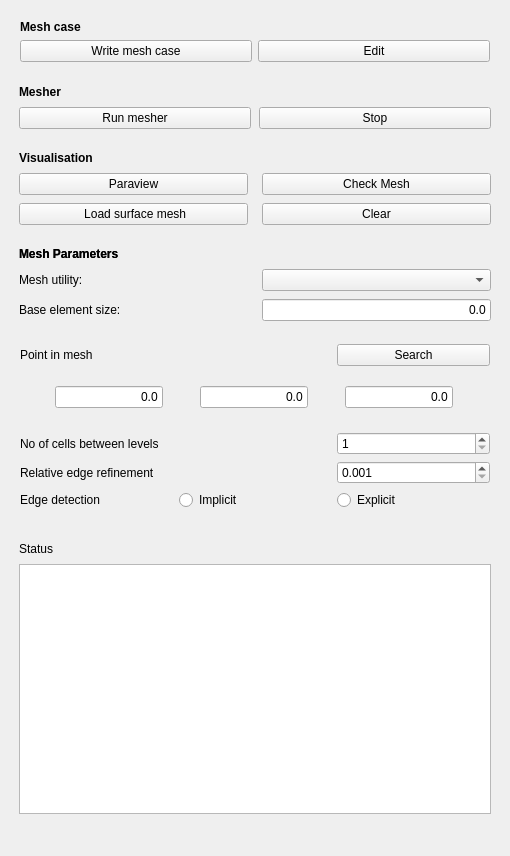
This is core/gui/TaskPanelCfdMesh.ui in jaheyns/CfdOF as Qt 5 draws it before an edit. The edited form follows.
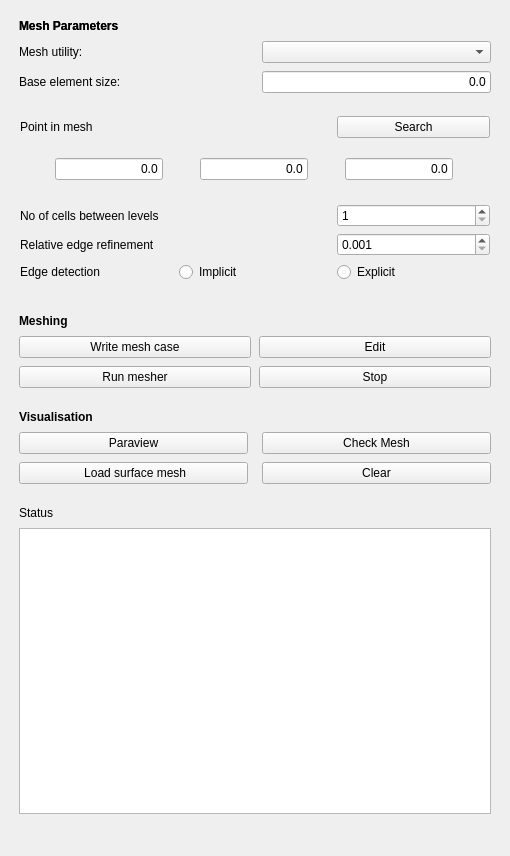
This is the edited form. Custom widgets are drawn as their Qt base class.

Commit message: Rearrange mesher and solver task panels to be a bit more logical

What changed in the file:
```diff
--- a/core/gui/TaskPanelCfdMesh.ui
+++ b/core/gui/TaskPanelCfdMesh.ui
@@ -14,154 +14,6 @@
             <string>CFD Mesh</string>
         </property>
         <layout class="QVBoxLayout" name="verticalLayout">
-            <item>
-                <widget class="QFrame" name="frame">
-                    <property name="frameShape">
-                        <enum>QFrame::NoFrame</enum>
-                    </property>
-                    <property name="frameShadow">
-                        <enum>QFrame::Raised</enum>
-                    </property>
-                    <layout class="QGridLayout" name="gridLayout_9">
-                        <item row="1" column="0">
-                            <widget class="QPushButton" name="pb_write_mesh">
-                                <property name="text">
-                                    <string>Write mesh case</string>
-                                </property>
-                            </widget>
-                        </item>
-                        <item row="1" column="1">
-                            <widget class="QPushButton" name="pb_edit_mesh">
-                                <property name="text">
-                                    <string>Edit</string>
-                                </property>
-                            </widget>
-                        </item>
-                        <item row="0" column="0">
-                            <widget class="QLabel" name="label_6">
-                                <property name="font">
-                                    <font>
-                                        <weight>75</weight>
-                                        <bold>true</bold>
-                                    </font>
-                                </property>
-                                <property name="text">
-                                    <string>Mesh case</string>
-                                </property>
-                            </widget>
-                        </item>
-                    </layout>
-                </widget>
-            </item>
-            <item>
-                <layout class="QGridLayout" name="gridLayout_3" rowstretch="0,0">
-                    <property name="leftMargin">
-                        <number>8</number>
-                    </property>
-                    <property name="topMargin">
-                        <number>8</number>
-                    </property>
-                    <property name="rightMargin">
-                        <number>8</number>
-                    </property>
-                    <property name="bottomMargin">
-                        <number>8</number>
-                    </property>
-                    <property name="spacing">
-                        <number>8</number>
-                    </property>
-                    <item row="1" column="0">
-                        <widget class="QPushButton" name="pb_run_mesh">
-                            <property name="text">
-                                <string>Run mesher</string>
-                            </property>
-                        </widget>
-                    </item>
-                    <item row="1" column="1">
-                        <widget class="QPushButton" name="pb_stop_mesh">
-                            <property name="text">
-                                <string>Stop</string>
-                            </property>
-                        </widget>
-                    </item>
-                    <item row="0" column="0" colspan="2">
-                        <widget class="QLabel" name="label_5">
-                            <property name="font">
-                                <font>
-                                    <weight>75</weight>
-                                    <bold>true</bold>
-                                </font>
-                            </property>
-                            <property name="text">
-                                <string>Mesher</string>
-                            </property>
-                        </widget>
-                    </item>
-                </layout>
-            </item>
-            <item>
-                <layout class="QGridLayout" name="gridLayout_7">
-                    <property name="leftMargin">
-                        <number>8</number>
-                    </property>
-                    <property name="topMargin">
-                        <number>8</number>
-                    </property>
-                    <property name="rightMargin">
-                        <number>8</number>
-                    </property>
-                    <property name="bottomMargin">
-                        <number>8</number>
-                    </property>
-                    <property name="horizontalSpacing">
-                        <number>14</number>
-                    </property>
-                    <property name="verticalSpacing">
-                        <number>8</number>
-                    </property>
-                    <item row="2" column="1">
-                        <widget class="QPushButton" name="pb_clear_mesh">
-                            <property name="text">
-                                <string>Clear</string>
-                            </property>
-                        </widget>
-                    </item>
-                    <item row="2" column="0">
-                        <widget class="QPushButton" name="pb_load_mesh">
-                            <property name="text">
-                                <string> Load surface mesh</string>
-                            </property>
-                        </widget>
-                    </item>
-                    <item row="0" column="0" colspan="2">
-                        <widget class="QLabel" name="label_3">
-                            <property name="font">
-                                <font>
-                                    <weight>75</weight>
-                                    <bold>true</bold>
-                                </font>
-                            </property>
-                            <property name="text">
-                                <string>Visualisation</string>
-                            </property>
-                        </widget>
-                    </item>
-                    <item row="1" column="0">
-                        <widget class="QPushButton" name="pb_paraview">
-                            <property name="text">
-                                <string>Paraview</string>
-                            </property>
-                        </widget>
-                    </item>
-                    <item row="1" column="1">
-                        <widget class="QPushButton" name="pb_check_mesh">
-                            <property name="text">
-                                <string>Check Mesh</string>
-                            </property>
-                        </widget>
-                    </item>
-                </layout>
-            </item>
             <item>
                 <layout class="QGridLayout" name="gridLayout">
                     <property name="leftMargin">
@@ -527,6 +379,129 @@
                     </layout>
                 </widget>
             </item>
+   <item>
+    <layout class="QGridLayout" name="gridLayout_3" rowstretch="0,0,0">
+     <property name="leftMargin">
+      <number>8</number>
+     </property>
+     <property name="topMargin">
+      <number>8</number>
+     </property>
+     <property name="rightMargin">
+      <number>8</number>
+     </property>
+     <property name="bottomMargin">
+      <number>8</number>
+     </property>
+     <property name="spacing">
+      <number>8</number>
+     </property>
+     <item row="2" column="1">
+      <widget class="QPushButton" name="pb_stop_mesh">
+       <property name="text">
+        <string>Stop</string>
+       </property>
+      </widget>
+     </item>
+     <item row="2" column="0">
+      <widget class="QPushButton" name="pb_run_mesh">
+       <property name="text">
+        <string>Run mesher</string>
+       </property>
+      </widget>
+     </item>
+     <item row="0" column="0" colspan="2">
+      <widget class="QLabel" name="label_5">
+       <property name="font">
+        <font>
+         <weight>75</weight>
+         <bold>true</bold>
+        </font>
+       </property>
+       <property name="text">
+        <string>Meshing</string>
+       </property>
+      </widget>
+     </item>
+     <item row="1" column="0">
+      <widget class="QPushButton" name="pb_write_mesh">
+       <property name="text">
+        <string>Write mesh case</string>
+       </property>
+      </widget>
+     </item>
+     <item row="1" column="1">
+      <widget class="QPushButton" name="pb_edit_mesh">
+       <property name="text">
+        <string>Edit</string>
+       </property>
+      </widget>
+     </item>
+    </layout>
+   </item>
+   <item>
+    <layout class="QGridLayout" name="gridLayout_7">
+     <property name="leftMargin">
+      <number>8</number>
+     </property>
+     <property name="topMargin">
+      <number>8</number>
+     </property>
+     <property name="rightMargin">
+      <number>8</number>
+     </property>
+     <property name="bottomMargin">
+      <number>8</number>
+     </property>
+     <property name="horizontalSpacing">
+      <number>14</number>
+     </property>
+     <property name="verticalSpacing">
+      <number>8</number>
+     </property>
+     <item row="2" column="1">
+      <widget class="QPushButton" name="pb_clear_mesh">
+       <property name="text">
+        <string>Clear</string>
+       </property>
+      </widget>
+     </item>
+     <item row="2" column="0">
+      <widget class="QPushButton" name="pb_load_mesh">
+       <property name="text">
+        <string> Load surface mesh</string>
+       </property>
+      </widget>
+     </item>
+     <item row="0" column="0" colspan="2">
+      <widget class="QLabel" name="label_3">
+       <property name="font">
+        <font>
+         <weight>75</weight>
+         <bold>true</bold>
+        </font>
+       </property>
+       <property name="text">
+        <string>Visualisation</string>
+       </property>
+      </widget>
+     </item>
+     <item row="1" column="0">
+      <widget class="QPushButton" name="pb_paraview">
+       <property name="text">
+        <string>Paraview</string>
+       </property>
+      </widget>
+     </item>
+     <item row="1" column="1">
+      <widget class="QPushButton" name="pb_check_mesh">
+       <property name="text">
+        <string>Check Mesh</string>
+       </property>
+      </widget>
+     </item>
+    </layout>
+   </item>
             <item>
                 <layout class="QGridLayout" name="gridLayout_2">
                     <property name="leftMargin">
```
Left out of the diff: 18 changed lines with no effect on the pictures. Lines whose indentation alone changed are shown as unchanged. The commit also changes 1 other file.
